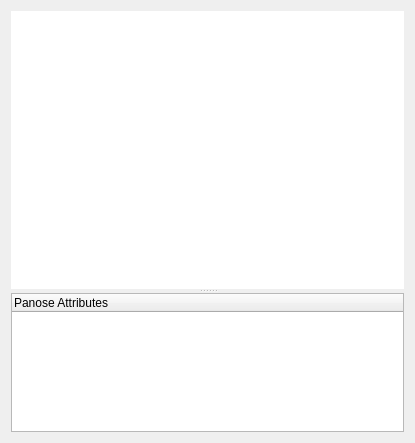
The window that src/panosewidget.ui (fontmatrix/fontmatrix) describes before a commit, drawn with Qt 5.
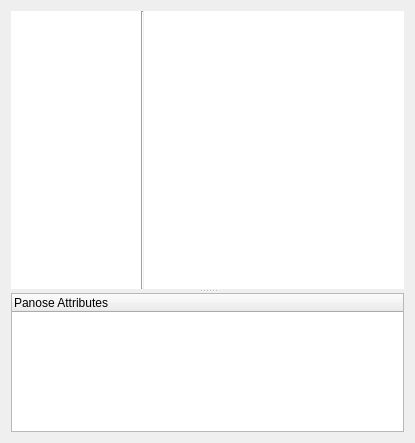
The same window after the commit.

Commit message: Added- a line to separate attributes and values in Panose widget

```diff
--- a/src/panosewidget.ui
+++ b/src/panosewidget.ui
@@ -73,7 +73,7 @@
          </property>
         </widget>
        </item>
-       <item row="0" column="1">
+       <item row="0" column="2">
         <widget class="QListView" name="valueView">
          <property name="sizePolicy">
           <sizepolicy hsizetype="Expanding" vsizetype="Expanding">
@@ -122,6 +122,13 @@
          </property>
         </widget>
        </item>
+       <item row="0" column="1">
+        <widget class="Line" name="line">
+         <property name="orientation">
+          <enum>Qt::Vertical</enum>
+         </property>
+        </widget>
+       </item>
       </layout>
      </widget>
      <widget class="QTreeWidget" name="pTree">
```
